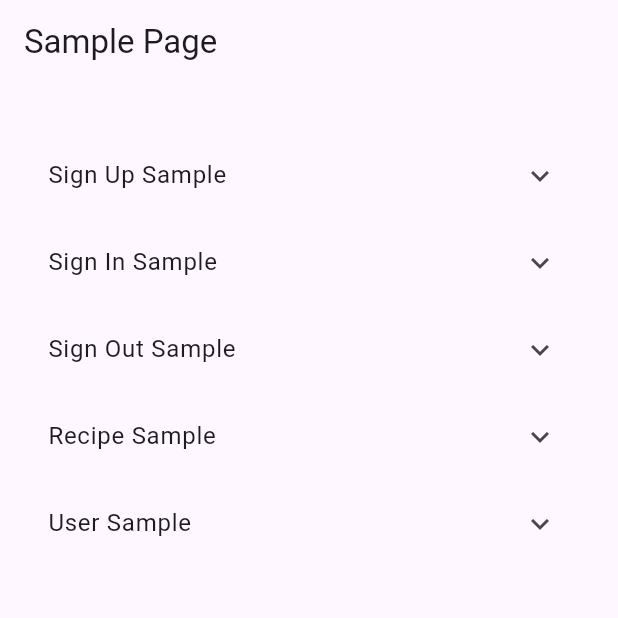
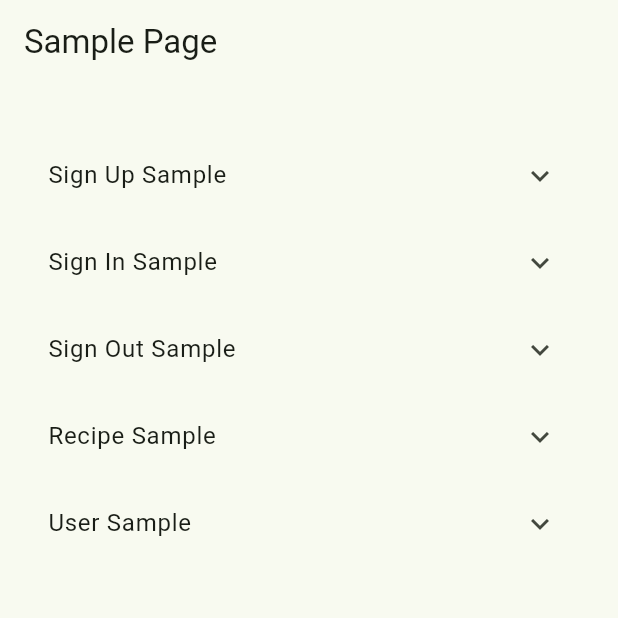
Before and after one commit to shinonome-inc/yumemi-pg-hackathon-team4, a Flutter app: the screen it shows after launch, on a phone screen of 412 x 824 dp, the top half of it. Run offline on Flutter 3.47's test engine with Material 3 defaults, Android fonts, the phone set to English and light mode, and no system bars; our stand-ins replace cloud_firestore, firebase_auth, firebase_core, flutter_dotenv, flutter_riverpod, flutter_svg and 5 more; accounts and stored records are empty; generated files the repository leaves out were written again.

```diff
--- a/client/lib/app_theme.dart
+++ b/client/lib/app_theme.dart
@@ -1,15 +1,15 @@
 import 'package:client/constants/app_colors.dart';
 import 'package:client/constants/font_families.dart';
 import 'package:flutter/material.dart';
-
 
 // アプリ内共通のThemeを定義。
 ThemeData appTheme() {
   return ThemeData(
     fontFamily: FontFamilies.notoSansJP,
+    colorScheme: ColorScheme.fromSeed(seedColor: AppColors.green1),
     textTheme: ThemeData.light().textTheme.apply(
-      bodyColor: AppColors.gray1, // 文字色（本文）
-      displayColor: AppColors.gray1, // 文字色（見出しなど）
-    ),
+          bodyColor: AppColors.gray1, // 文字色（本文）
+          displayColor: AppColors.gray1, // 文字色（見出しなど）
+        ),
   );
 }
```
Also changed, not shown: client/assets/images/Alligator.svg (added), client/assets/images/AlligatorOnTree.svg (added), client/assets/images/AlligatorOnTreeAndSnake.svg (added), client/assets/images/CookWildLogo.svg (added), client/assets/images/Frog.svg (added), client/assets/images/Lizard.svg (added), client/assets/images/LizardAndSnake.svg (added), client/assets/images/LoadingSnakeIllustrationIndicator.svg (added), client/assets/images/Snake.svg (added), client/assets/images/Spider.svg (added).
